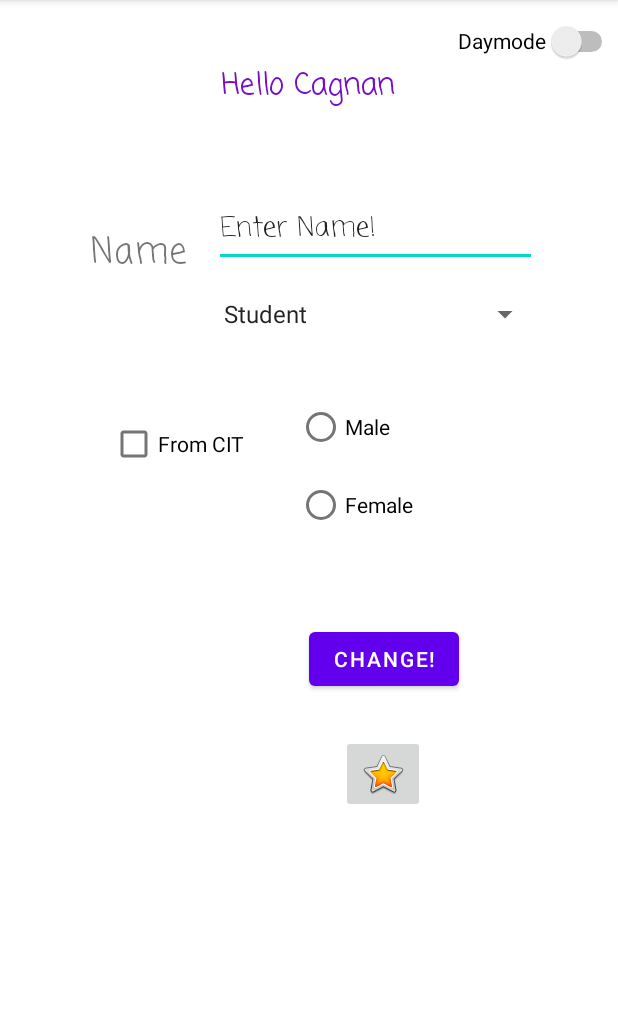
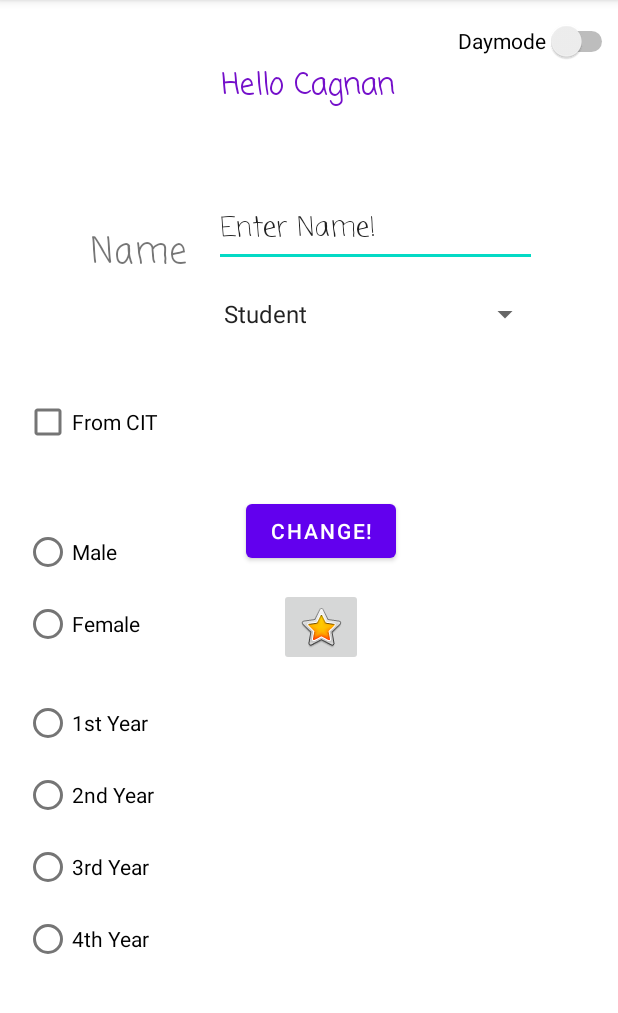
Before and after one commit to Kanklein/BackgroundCagnan, an Android app: the screen it shows after launch (MainActivity), on a phone screen of 412 x 824 dp, the part 84-1097 px from its top. Run offline under Robolectric (Android 15) with nearby library versions, the phone set to English and light mode, and no system bars.

Commit message:
Milestone 2: Add radio buttons

```diff
--- a/app/src/main/res/layout/activity_main.xml
+++ b/app/src/main/res/layout/activity_main.xml
@@ -83,10 +83,10 @@
         android:text="@string/Main_Button"
         app:layout_constraintBottom_toBottomOf="parent"
         app:layout_constraintEnd_toEndOf="parent"
-        app:layout_constraintHorizontal_bias="0.661"
+        app:layout_constraintHorizontal_bias="0.525"
         app:layout_constraintStart_toStartOf="parent"
         app:layout_constraintTop_toBottomOf="@+id/spinner"
-        app:layout_constraintVertical_bias="0.374" />
+        app:layout_constraintVertical_bias="0.199" />
 
     <Switch
         android:id="@+id/switch1"
@@ -108,10 +108,10 @@
         android:contentDescription="@string/to_do"
         app:layout_constraintBottom_toBottomOf="parent"
         app:layout_constraintEnd_toEndOf="parent"
-        app:layout_constraintHorizontal_bias="0.639"
+        app:layout_constraintHorizontal_bias="0.523"
         app:layout_constraintStart_toStartOf="parent"
         app:layout_constraintTop_toBottomOf="@+id/button"
-        app:layout_constraintVertical_bias="0.106"
+        app:layout_constraintVertical_bias="0.041"
         app:srcCompat="@android:drawable/btn_star_big_on"
         tools:ignore="SpeakableTextPresentCheck,ImageContrastCheck" />
 
@@ -119,40 +119,73 @@
         android:id="@+id/checkBox"
         android:layout_width="wrap_content"
         android:layout_height="wrap_content"
-        android:layout_marginStart="72dp"
         android:layout_marginTop="24dp"
         android:layout_marginEnd="41dp"
-        android:layout_marginBottom="434dp"
         android:text="@string/from_cit"
         app:layout_constraintBottom_toBottomOf="parent"
-        app:layout_constraintEnd_toStartOf="@+id/button"
+        app:layout_constraintEnd_toEndOf="parent"
+        app:layout_constraintHorizontal_bias="0.056"
         app:layout_constraintStart_toStartOf="parent"
-        app:layout_constraintTop_toBottomOf="@+id/spinner" />
+        app:layout_constraintTop_toTopOf="parent"
+        app:layout_constraintVertical_bias="0.335" />
 
-    <RadioButton
-        android:id="@+id/radioButton"
+    <RadioGroup
+        android:id="@+id/radioGroup2"
         android:layout_width="wrap_content"
         android:layout_height="wrap_content"
-        android:layout_marginStart="197dp"
-        android:layout_marginEnd="136dp"
-        android:layout_marginBottom="51dp"
-        android:text="@string/female"
-        app:layout_constraintBottom_toTopOf="@+id/button"
+        app:layout_constraintBottom_toBottomOf="parent"
         app:layout_constraintEnd_toEndOf="parent"
+        app:layout_constraintHorizontal_bias="0.049"
         app:layout_constraintStart_toStartOf="parent"
-        app:layout_constraintTop_toBottomOf="@+id/radioButton2" />
+        app:layout_constraintTop_toTopOf="parent"
+        app:layout_constraintVertical_bias="0.795">
 
-    <RadioButton
-        android:id="@+id/radioButton2"
+        <RadioButton
+            android:id="@+id/radioButton6"
+            android:layout_width="wrap_content"
+            android:layout_height="wrap_content"
+            android:text="@string/_1st_year" />
+
+        <RadioButton
+            android:id="@+id/radioButton5"
+            android:layout_width="wrap_content"
+            android:layout_height="wrap_content"
+            android:text="@string/_2nd_year" />
+
+        <RadioButton
+            android:id="@+id/radioButton3"
+            android:layout_width="wrap_content"
+            android:layout_height="wrap_content"
+            android:text="@string/_3rd_year" />
+
+        <RadioButton
+            android:id="@+id/radioButton4"
+            android:layout_width="wrap_content"
+            android:layout_height="wrap_content"
+            android:text="@string/_4th_year" />
+    </RadioGroup>
+
+    <RadioGroup
         android:layout_width="wrap_content"
         android:layout_height="wrap_content"
-        android:layout_marginStart="34dp"
-        android:layout_marginTop="24dp"
-        android:layout_marginEnd="151dp"
-        android:text="@string/male"
-        app:layout_constraintBottom_toTopOf="@+id/radioButton"
+        app:layout_constraintBottom_toTopOf="@+id/radioGroup2"
         app:layout_constraintEnd_toEndOf="parent"
-        app:layout_constraintStart_toEndOf="@+id/checkBox"
-        app:layout_constraintTop_toBottomOf="@+id/spinner" />
+        app:layout_constraintHorizontal_bias="0.048"
+        app:layout_constraintStart_toStartOf="parent"
+        app:layout_constraintTop_toTopOf="parent"
+        app:layout_constraintVertical_bias="0.951">
+
+        <RadioButton
+            android:id="@+id/radioButton7"
+            android:layout_width="wrap_content"
+            android:layout_height="wrap_content"
+            android:text="@string/male" />
+
+        <RadioButton
+            android:id="@+id/radioButton8"
+            android:layout_width="wrap_content"
+            android:layout_height="wrap_content"
+            android:text="@string/female" />
+    </RadioGroup>
 
 </androidx.constraintlayout.widget.ConstraintLayout>
--- a/app/src/main/res/values/strings.xml
+++ b/app/src/main/res/values/strings.xml
@@ -8,6 +8,10 @@
     <string name="day_mode">Daymode</string>
     <string name="from_cit">From CIT</string>
     <string name="to_do">TODO</string>
+    <string name="_1st_year">1st Year</string>
+    <string name="_2nd_year">2nd Year</string>
+    <string name="_3rd_year">3rd Year</string>
+    <string name="_4th_year">4th Year</string>
     <string name="male">Male</string>
     <string name="female">Female</string>
     <string-array name="user_type">
```
